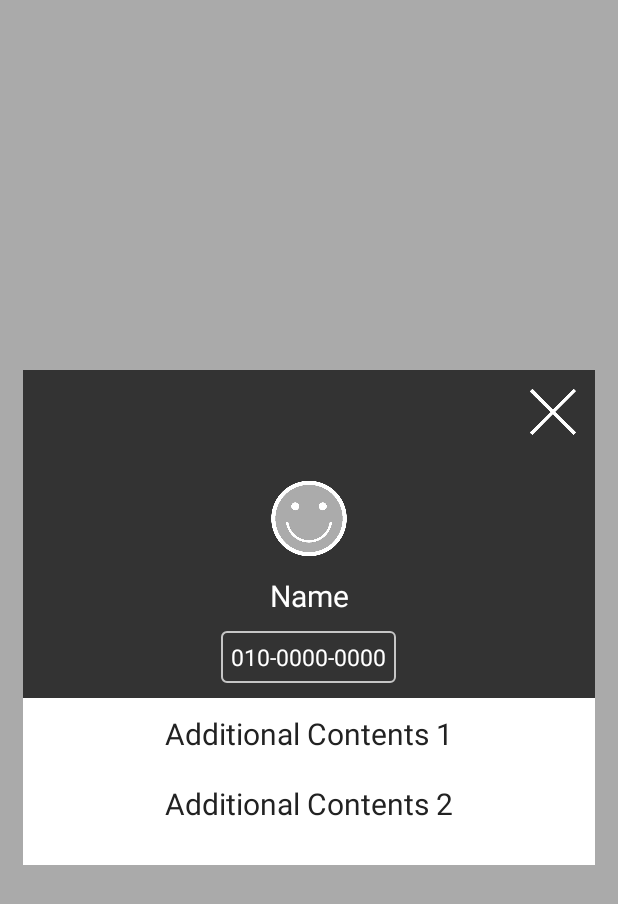
After one commit to yjham2002/BidInfo, an Android app: the layout activity_profile.xml on its own in the app's theme, with its tools: preview values and no code run, on a phone screen of 412 x 824 dp. The commit adds this screen. Shown: the top 904 px of the screen. Run offline under Robolectric (Android 15) with nearby library versions, the phone set to English and light mode, and no system bars.

Commit message:
Profile added

```diff
--- /dev/null
+++ b/app/src/main/res/drawable/highlight.xml
@@ -0,0 +1,12 @@
+<?xml version="1.0" encoding="utf-8"?>
+<shape xmlns:android="http://schemas.android.com/apk/res/android" >
+    <stroke
+        android:width="1dip"
+        android:color="#C6C6C6" />
+    <corners android:radius="3dip" />
+    <padding
+        android:bottom="7dip"
+        android:left="7dip"
+        android:right="7dip"
+        android:top="7dip" />
+</shape>
--- /dev/null
+++ b/app/src/main/res/layout/activity_profile.xml
@@ -0,0 +1,80 @@
+<?xml version="1.0" encoding="utf-8"?>
+<RelativeLayout xmlns:android="http://schemas.android.com/apk/res/android"
+    xmlns:tools="http://schemas.android.com/tools"
+    android:layout_width="match_parent"
+    android:layout_height="match_parent"
+    tools:context="com.dgu.lelab.bid.bidinfo.ProfileActivity">
+<FrameLayout
+    android:layout_width="match_parent"
+    android:background="@color/transparent_gray"
+    android:layout_height="match_parent">
+
+    <LinearLayout
+        android:orientation="vertical"
+        android:layout_width="match_parent"
+        android:layout_height="330dp"
+        android:layout_margin="15dp"
+        android:background="@color/white"
+        android:layout_gravity="center">
+
+
+        <LinearLayout
+            android:orientation="vertical"
+            android:layout_width="match_parent"
+            android:layout_height="wrap_content"
+            android:layout_gravity="center_horizontal"
+            android:background="@color/colorPrimary">
+
+            <ImageView
+                android:layout_width="@dimen/iconSize"
+                android:layout_height="@dimen/iconSize"
+                android:id="@+id/closeButton"
+                android:layout_gravity="top|right"
+                android:src="@drawable/icon_close"
+                android:clickable="true"
+                android:layout_margin="5dp"
+                android:padding="5dp" />
+
+            <ImageView
+                android:layout_width="match_parent"
+                android:layout_height="55dp"
+                android:src="@drawable/smile"
+                android:layout_marginTop="@dimen/default_margin"
+                />
+            <TextView
+                android:id="@+id/name"
+                android:textColor="@color/white"
+                android:layout_margin="10dp"
+                android:textSize="20dp"
+                android:text="Name"
+                android:layout_gravity="center_horizontal"
+                android:gravity="center_horizontal"
+                android:layout_width="match_parent"
+                android:layout_height="wrap_content" />
+            <TextView
+                android:id="@+id/phone"
+                android:textColor="@color/white"
+                android:layout_marginBottom="10dp"
+                android:textSize="15dp"
+                android:clickable="true"
+                android:layout_gravity="center_horizontal"
+                android:background="@drawable/highlight"
+                android:text="010-0000-0000"
+                android:gravity="center_horizontal"
+                android:layout_width="wrap_content"
+                android:layout_height="wrap_content" />
+        </LinearLayout>
+        <TextView
+            android:id="@+id/content"
+            android:textColor="@color/colorPrimaryDark"
+            android:layout_margin="10dp"
+            android:textSize="20dp"
+            android:text="Additional Contents 1\n\nAdditional Contents 2"
+            android:gravity="center_horizontal"
+            android:layout_width="match_parent"
+            android:layout_height="wrap_content" />
+    </LinearLayout>
+
+</FrameLayout>
+
+</RelativeLayout>
--- a/app/src/main/res/layout/listview_comment.xml
+++ b/app/src/main/res/layout/listview_comment.xml
@@ -22,6 +22,7 @@
                     android:text="사용자"
                     android:layout_gravity="left"
                     android:id="@+id/title"
+                    android:clickable="true"
                     android:textColor="@color/jet"
                     android:textSize="@dimen/default_text" />
                 <TextView
--- a/app/src/main/res/values/strings.xml
+++ b/app/src/main/res/values/strings.xml
@@ -1,5 +1,5 @@
 <resources>
-    <string name="app_name">가나다(가제)</string>
+    <string name="app_name">영업맨</string>
     <string name="reg_msg">아직 회원이 아니신가요?</string>
     <string name="share_using">이 페이지를 공유</string>
     <string name="kakao_app_key">3c417bceda2397fce186d43221a27117</string>
```
Also changed, not shown: app/src/main/AndroidManifest.xml (+6 -3 lines), app/src/main/java/com/dgu/lelab/bid/bidinfo/CommentAdapter.java (+10 -0 lines), app/src/main/java/com/dgu/lelab/bid/bidinfo/ProfileActivity.java (added, +64 -0 lines).
